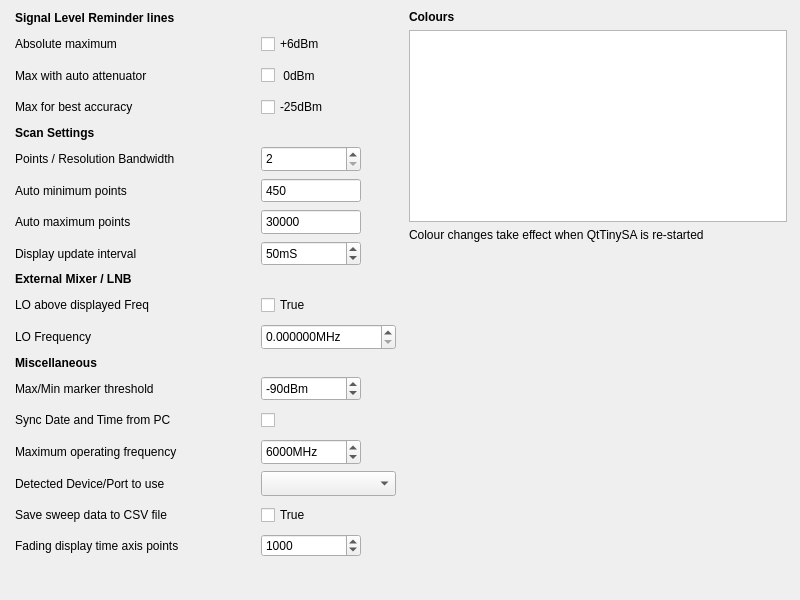
g4ixt/QtTinySA, file src/QtTSAsettings.ui: the form before one commit.
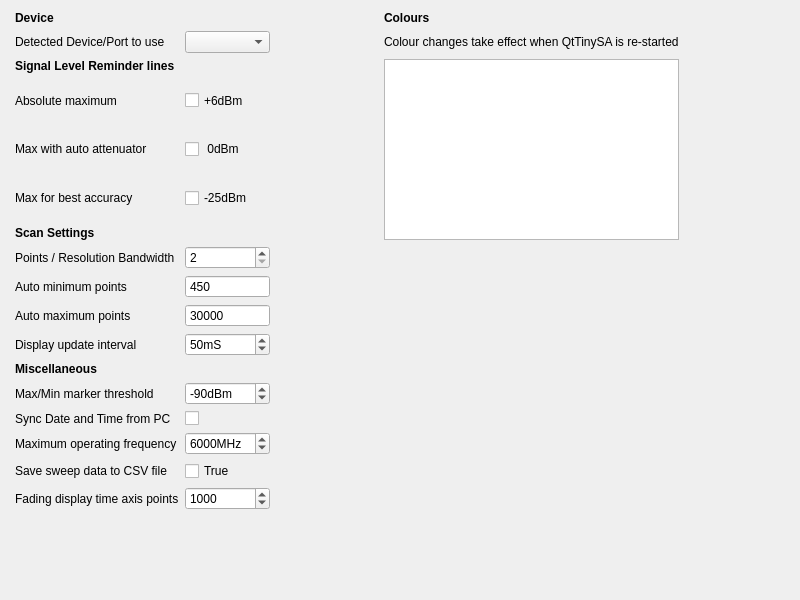
The form after the commit.

What changed in the file:
```diff
--- a/src/QtTSAsettings.ui
+++ b/src/QtTSAsettings.ui
@@ -18,33 +18,64 @@
     <rect>
      <x>15</x>
      <y>11</y>
-     <width>381</width>
-     <height>586</height>
+     <width>771</width>
+     <height>571</height>
     </rect>
    </property>
    <layout class="QGridLayout" name="gridLayout_2">
-    <item row="5" column="0">
-     <widget class="QLabel" name="label">
+    <item row="6" column="0">
+     <widget class="QLabel" name="label_8">
+      <property name="font">
+       <font>
+        <weight>75</weight>
+        <bold>true</bold>
+       </font>
+      </property>
       <property name="text">
-       <string>Points / Resolution Bandwidth</string>
+       <string>Scan Settings</string>
       </property>
      </widget>
     </item>
-    <item row="19" column="0">
-     <spacer name="verticalSpacer_2">
-      <property name="orientation">
-       <enum>Qt::Vertical</enum>
-      </property>
-      <property name="sizeHint" stdset="0">
-       <size>
-        <width>20</width>
-        <height>40</height>
-       </size>
-      </property>
-     </spacer>
-    </item>
     <item row="12" column="0">
-     <widget class="QLabel" name="label_13">
+     <widget class="QLabel" name="label_2">
+      <property name="text">
+       <string>Max/Min marker threshold</string>
+      </property>
+     </widget>
+    </item>
+    <item row="16" column="1">
+     <widget class="QSpinBox" name="timePoints">
+      <property name="maximumSize">
+       <size>
+        <width>100</width>
+        <height>16777215</height>
+       </size>
+      </property>
+      <property name="toolTip">
+       <string>Uses about 1MB memory / 1000 points</string>
+      </property>
+      <property name="suffix">
+       <string/>
+      </property>
+      <property name="minimum">
+       <number>100</number>
+      </property>
+      <property name="maximum">
+       <number>100000</number>
+      </property>
+      <property name="singleStep">
+       <number>1000</number>
+      </property>
+      <property name="stepType">
+       <enum>QAbstractSpinBox::DefaultStepType</enum>
+      </property>
+      <property name="value">
+       <number>1000</number>
+      </property>
+     </widget>
+    </item>
+    <item row="2" column="0" colspan="2">
+     <widget class="QLabel" name="label_6">
       <property name="font">
        <font>
         <weight>75</weight>
@@ -52,110 +83,11 @@
        </font>
       </property>
       <property name="text">
-       <string>Miscellaneous</string>
+       <string>Signal Level Reminder lines</string>
       </property>
      </widget>
     </item>
-    <item row="14" column="0">
-     <widget class="QLabel" name="label_17">
-      <property name="text">
-       <string>Sync Date and Time from PC</string>
-      </property>
-     </widget>
-    </item>
-    <item row="16" column="0">
-     <widget class="QLabel" name="label_18">
-      <property name="text">
-       <string>Detected Device/Port to use</string>
-      </property>
-     </widget>
-    </item>
-    <item row="3" column="0">
-     <widget class="QLabel" name="label_9">
-      <property name="text">
-       <string>Max for best accuracy</string>
-      </property>
-     </widget>
-    </item>
-    <item row="6" column="1">
-     <widget class="QSpinBox" name="minPoints">
-      <property name="sizePolicy">
-       <sizepolicy hsizetype="Preferred" vsizetype="Expanding">
-        <horstretch>0</horstretch>
-        <verstretch>0</verstretch>
-       </sizepolicy>
-      </property>
-      <property name="maximumSize">
-       <size>
-        <width>100</width>
-        <height>16777215</height>
-       </size>
-      </property>
-      <property name="buttonSymbols">
-       <enum>QAbstractSpinBox::NoButtons</enum>
-      </property>
-      <property name="minimum">
-       <number>25</number>
-      </property>
-      <property name="maximum">
-       <number>450</number>
-      </property>
-      <property name="value">
-       <number>450</number>
-      </property>
-     </widget>
-    </item>
-    <item row="2" column="1">
-     <widget class="QCheckBox" name="zeroLine">
-      <property name="sizePolicy">
-       <sizepolicy hsizetype="Preferred" vsizetype="Expanding">
-        <horstretch>0</horstretch>
-        <verstretch>0</verstretch>
-       </sizepolicy>
-      </property>
-      <property name="text">
-       <string> 0dBm</string>
-      </property>
-      <property name="checked">
-       <bool>false</bool>
-      </property>
-     </widget>
-    </item>
-    <item row="15" column="1">
-     <widget class="QSpinBox" name="maxFreqBox">
-      <property name="sizePolicy">
-       <sizepolicy hsizetype="Preferred" vsizetype="Expanding">
-        <horstretch>0</horstretch>
-        <verstretch>0</verstretch>
-       </sizepolicy>
-      </property>
-      <property name="maximumSize">
-       <size>
-        <width>100</width>
-        <height>16777215</height>
-       </size>
-      </property>
-      <property name="toolTip">
-       <string>Maximum Frequency allowed.  Note: TinySA-Ultra is not calibrated above 6GHz </string>
-      </property>
-      <property name="suffix">
-       <string>MHz</string>
-      </property>
-      <property name="minimum">
-       <number>350</number>
-      </property>
-      <property name="maximum">
-       <number>20000</number>
-      </property>
-      <property name="singleStep">
-       <number>100</number>
-      </property>
-      <property name="value">
-       <number>6000</number>
-      </property>
-     </widget>
-    </item>
-    <item row="13" column="1">
+    <item row="12" column="1">
      <widget class="QSpinBox" name="peakThreshold">
       <property name="sizePolicy">
        <sizepolicy hsizetype="Preferred" vsizetype="Expanding">
@@ -191,22 +123,8 @@
       </property>
      </widget>
     </item>
-    <item row="11" column="0">
-     <widget class="QLabel" name="label_16">
-      <property name="text">
-       <string>LO Frequency</string>
-      </property>
-     </widget>
-    </item>
-    <item row="7" column="0">
-     <widget class="QLabel" name="label_4">
-      <property name="text">
-       <string>Auto maximum points</string>
-      </property>
-     </widget>
-    </item>
-    <item row="10" column="1">
-     <widget class="QCheckBox" name="highLO">
+    <item row="15" column="1">
+     <widget class="QCheckBox" name="saveSweep">
       <property name="sizePolicy">
        <sizepolicy hsizetype="Preferred" vsizetype="Expanding">
         <horstretch>0</horstretch>
@@ -218,49 +136,7 @@
       </property>
      </widget>
     </item>
-    <item row="7" column="1">
-     <widget class="QSpinBox" name="maxPoints">
-      <property name="sizePolicy">
-       <sizepolicy hsizetype="Preferred" vsizetype="Expanding">
-        <horstretch>0</horstretch>
-        <verstretch>0</verstretch>
-       </sizepolicy>
-      </property>
-      <property name="maximumSize">
-       <size>
-        <width>100</width>
-        <height>16777215</height>
-       </size>
-      </property>
-      <property name="buttonSymbols">
-       <enum>QAbstractSpinBox::NoButtons</enum>
-      </property>
-      <property name="minimum">
-       <number>25</number>
-      </property>
-      <property name="maximum">
-       <number>100000</number>
-      </property>
-      <property name="value">
-       <number>30000</number>
-      </property>
-     </widget>
-    </item>
-    <item row="10" column="0">
-     <widget class="QLabel" name="label_15">
-      <property name="text">
-       <string>LO above displayed Freq</string>
-      </property>
-     </widget>
-    </item>
-    <item row="17" column="0">
-     <widget class="QLabel" name="label_20">
-      <property name="text">
-       <string>Save sweep data to CSV file</string>
-      </property>
-     </widget>
-    </item>
-    <item row="1" column="1">
+    <item row="3" column="1">
      <widget class="QCheckBox" name="plus6Line">
       <property name="sizePolicy">
        <sizepolicy hsizetype="Preferred" vsizetype="Expanding">
@@ -276,70 +152,92 @@
       </property>
      </widget>
     </item>
+    <item row="9" column="0">
+     <widget class="QLabel" name="label_4">
+      <property name="text">
+       <string>Auto maximum points</string>
+      </property>
+     </widget>
+    </item>
+    <item row="1" column="0">
+     <widget class="QLabel" name="label_18">
+      <property name="text">
+       <string>Detected Device/Port to use</string>
+      </property>
+     </widget>
+    </item>
     <item row="13" column="0">
-     <widget class="QLabel" name="label_2">
+     <widget class="QLabel" name="label_17">
       <property name="text">
-       <string>Max/Min marker threshold</string>
+       <string>Sync Date and Time from PC</string>
       </property>
      </widget>
     </item>
-    <item row="16" column="1">
-     <widget class="QComboBox" name="deviceBox">
+    <item row="4" column="1">
+     <widget class="QCheckBox" name="zeroLine">
       <property name="sizePolicy">
        <sizepolicy hsizetype="Preferred" vsizetype="Expanding">
         <horstretch>0</horstretch>
         <verstretch>0</verstretch>
        </sizepolicy>
       </property>
-      <property name="toolTip">
-       <string>Select device to use if more than one is detected</string>
-      </property>
-     </widget>
-    </item>
-    <item row="17" column="1">
-     <widget class="QCheckBox" name="saveSweep">
-      <property name="sizePolicy">
-       <sizepolicy hsizetype="Preferred" vsizetype="Expanding">
-        <horstretch>0</horstretch>
-        <verstretch>0</verstretch>
-       </sizepolicy>
-      </property>
-      <property name="toolTip">
-       <string>Must be selected each time programme is run</string>
-      </property>
       <property name="text">
-       <string>True</string>
+       <string> 0dBm</string>
       </property>
-     </widget>
-    </item>
-    <item row="2" column="0">
-     <widget class="QLabel" name="label_10">
-      <property name="text">
-       <string>Max with auto attenuator</string>
-      </property>
-     </widget>
-    </item>
-    <item row="14" column="1">
-     <widget class="QCheckBox" name="syncTime">
-      <property name="sizePolicy">
-       <sizepolicy hsizetype="Preferred" vsizetype="Expanding">
-        <horstretch>0</horstretch>
-        <verstretch>0</verstretch>
-       </sizepolicy>
-      </property>
-      <property name="text">
-       <string/>
-      </property>
-     </widget>
-    </item>
-    <item row="8" column="0">
-     <widget class="QLabel" name="label_19">
-      <property name="text">
-       <string>Display update interval</string>
+      <property name="checked">
+       <bool>false</bool>
       </property>
      </widget>
     </item>
     <item row="8" column="1">
+     <widget class="QSpinBox" name="minPoints">
+      <property name="sizePolicy">
+       <sizepolicy hsizetype="Preferred" vsizetype="Expanding">
+        <horstretch>0</horstretch>
+        <verstretch>0</verstretch>
+       </sizepolicy>
+      </property>
+      <property name="maximumSize">
+       <size>
+        <width>100</width>
+        <height>16777215</height>
+       </size>
+      </property>
+      <property name="buttonSymbols">
+       <enum>QAbstractSpinBox::NoButtons</enum>
+      </property>
+      <property name="minimum">
+       <number>25</number>
+      </property>
+      <property name="maximum">
+       <number>450</number>
+      </property>
+      <property name="value">
+       <number>450</number>
+      </property>
+     </widget>
+    </item>
+    <item row="15" column="0">
+     <widget class="QLabel" name="label_20">
+      <property name="text">
+       <string>Save sweep data to CSV file</string>
+      </property>
+     </widget>
+    </item>
+    <item row="11" column="0">
+     <widget class="QLabel" name="label_13">
+      <property name="font">
+       <font>
+        <weight>75</weight>
+        <bold>true</bold>
+       </font>
+      </property>
+      <property name="text">
+       <string>Miscellaneous</string>
+      </property>
+     </widget>
+    </item>
+    <item row="10" column="1">
      <widget class="QSpinBox" name="intervalBox">
       <property name="sizePolicy">
        <sizepolicy hsizetype="Preferred" vsizetype="Expanding">
@@ -373,28 +271,198 @@
       </property>
      </widget>
     </item>
-    <item row="6" column="0">
-     <widget class="QLabel" name="label_3">
+    <item row="14" column="1">
+     <widget class="QSpinBox" name="maxFreqBox">
+      <property name="sizePolicy">
+       <sizepolicy hsizetype="Preferred" vsizetype="Expanding">
+        <horstretch>0</horstretch>
+        <verstretch>0</verstretch>
+       </sizepolicy>
+      </property>
+      <property name="maximumSize">
+       <size>
+        <width>100</width>
+        <height>16777215</height>
+       </size>
+      </property>
+      <property name="toolTip">
+       <string>Maximum Frequency allowed.  Note: TinySA-Ultra is not calibrated above 6GHz </string>
+      </property>
+      <property name="suffix">
+       <string>MHz</string>
+      </property>
+      <property name="minimum">
+       <number>350</number>
+      </property>
+      <property name="maximum">
+       <number>20000</number>
+      </property>
+      <property name="singleStep">
+       <number>100</number>
+      </property>
+      <property name="value">
+       <number>6000</number>
+      </property>
+     </widget>
+    </item>
+    <item row="13" column="1">
+     <widget class="QCheckBox" name="syncTime">
+      <property name="sizePolicy">
+       <sizepolicy hsizetype="Preferred" vsizetype="Expanding">
+        <horstretch>0</horstretch>
+        <verstretch>0</verstretch>
+       </sizepolicy>
+      </property>
       <property name="text">
-       <string>Auto minimum points</string>
+       <string/>
       </property>
      </widget>
     </item>
-    <item row="1" column="0">
-     <widget class="QLabel" name="label_11">
+    <item row="7" column="0">
+     <widget class="QLabel" name="label">
       <property name="text">
-       <string>Absolute maximum</string>
+       <string>Points / Resolution Bandwidth</string>
       </property>
      </widget>
     </item>
-    <item row="15" column="0">
+    <item row="3" column="2">
+     <spacer name="horizontalSpacer_2">
+      <property name="orientation">
+       <enum>Qt::Horizontal</enum>
+      </property>
+      <property name="sizeHint" stdset="0">
+       <size>
+        <width>40</width>
+        <height>20</height>
+       </size>
+      </property>
+     </spacer>
+    </item>
+    <item row="9" column="1">
+     <widget class="QSpinBox" name="maxPoints">
+      <property name="sizePolicy">
+       <sizepolicy hsizetype="Preferred" vsizetype="Expanding">
+        <horstretch>0</horstretch>
+        <verstretch>0</verstretch>
+       </sizepolicy>
+      </property>
+      <property name="maximumSize">
+       <size>
+        <width>100</width>
+        <height>16777215</height>
+       </size>
+      </property>
+      <property name="buttonSymbols">
+       <enum>QAbstractSpinBox::NoButtons</enum>
+      </property>
+      <property name="minimum">
+       <number>25</number>
+      </property>
+      <property name="maximum">
+       <number>100000</number>
+      </property>
+      <property name="value">
+       <number>30000</number>
+      </property>
+     </widget>
+    </item>
+    <item row="5" column="0">
+     <widget class="QLabel" name="label_9">
+      <property name="text">
+       <string>Max for best accuracy</string>
+      </property>
+     </widget>
+    </item>
+    <item row="5" column="1">
+     <widget class="QCheckBox" name="neg25Line">
+      <property name="sizePolicy">
+       <sizepolicy hsizetype="Preferred" vsizetype="Expanding">
+        <horstretch>0</horstretch>
+        <verstretch>0</verstretch>
+       </sizepolicy>
+      </property>
+      <property name="text">
+       <string>-25dBm</string>
+      </property>
+      <property name="checked">
+       <bool>false</bool>
+      </property>
+     </widget>
+    </item>
+    <item row="17" column="0">
+     <spacer name="verticalSpacer_5">
+      <property name="orientation">
+       <enum>Qt::Vertical</enum>
+      </property>
+      <property name="sizeHint" stdset="0">
+       <size>
+        <width>20</width>
+        <height>40</height>
+       </size>
+      </property>
+     </spacer>
+    </item>
+    <item row="3" column="4">
+     <spacer name="horizontalSpacer">
+      <property name="orientation">
+       <enum>Qt::Horizontal</enum>
+      </property>
+      <property name="sizeHint" stdset="0">
+       <size>
+        <width>40</width>
+        <height>20</height>
+       </size>
+      </property>
+     </spacer>
+    </item>
+    <item row="10" column="0">
+     <widget class="QLabel" name="label_19">
+      <property name="text">
+       <string>Display update interval</string>
+      </property>
+     </widget>
+    </item>
+    <item row="14" column="0">
      <widget class="QLabel" name="label_7">
       <property name="text">
        <string>Maximum operating frequency</string>
       </property>
      </widget>
     </item>
-    <item row="9" column="0" colspan="2">
+    <item row="18" column="0">
+     <spacer name="verticalSpacer_4">
+      <property name="orientation">
+       <enum>Qt::Vertical</enum>
+      </property>
+      <property name="sizeHint" stdset="0">
+       <size>
+        <width>20</width>
+        <height>40</height>
+       </size>
+      </property>
+     </spacer>
+    </item>
+    <item row="4" column="0">
+     <widget class="QLabel" name="label_10">
+      <property name="text">
+       <string>Max with auto attenuator</string>
+      </property>
+     </widget>
+    </item>
+    <item row="1" column="1">
+     <widget class="QComboBox" name="deviceBox">
+      <property name="sizePolicy">
+       <sizepolicy hsizetype="Preferred" vsizetype="Expanding">
+        <horstretch>0</horstretch>
+        <verstretch>0</verstretch>
+       </sizepolicy>
+      </property>
+      <property name="toolTip">
+       <string>Select device to use if more than one is detected</string>
+      </property>
+     </widget>
+    </item>
+    <item row="0" column="0">
      <widget class="QLabel" name="label_14">
       <property name="font">
        <font>
@@ -403,53 +471,18 @@
        </font>
       </property>
       <property name="text">
-       <string>External Mixer / LNB</string>
+       <string>Device</string>
       </property>
      </widget>
     </item>
-    <item row="4" column="0">
-     <widget class="QLabel" name="label_8">
-      <property name="font">
-       <font>
-        <weight>75</weight>
-        <bold>true</bold>
-       </font>
-      </property>
+    <item row="3" column="0">
+     <widget class="QLabel" name="label_11">
       <property name="text">
-       <string>Scan Settings</string>
+       <string>Absolute maximum</string>
       </property>
      </widget>
     </item>
-    <item row="3" column="1">
-     <widget class="QCheckBox" name="neg25Line">
-      <property name="sizePolicy">
-       <sizepolicy hsizetype="Preferred" vsizetype="Expanding">
-        <horstretch>0</horstretch>
-        <verstretch>0</verstretch>
-       </sizepolicy>
-      </property>
-      <property name="text">
-       <string>-25dBm</string>
-      </property>
-      <property name="checked">
-       <bool>false</bool>
-      </property>
-     </widget>
-    </item>
-    <item row="0" column="0" colspan="2">
-     <widget class="QLabel" name="label_6">
-      <property name="font">
-       <font>
-        <weight>75</weight>
-        <bold>true</bold>
-       </font>
-      </property>
-      <property name="text">
-       <string>Signal Level Reminder lines</string>
-      </property>
-     </widget>
-    </item>
-    <item row="5" column="1">
+    <item row="7" column="1">
      <widget class="QSpinBox" name="rbw_x">
       <property name="sizePolicy">
        <sizepolicy hsizetype="Preferred" vsizetype="Expanding">
@@ -474,105 +507,21 @@
       </property>
      </widget>
     </item>
-    <item row="11" column="1">
-     <widget class="QDoubleSpinBox" name="freqLO">
-      <property name="sizePolicy">
-       <sizepolicy hsizetype="Preferred" vsizetype="Expanding">
-        <horstretch>0</horstretch>
-        <verstretch>0</verstretch>
-       </sizepolicy>
-      </property>
-      <property name="suffix">
-       <string>MHz</string>
-      </property>
-      <property name="decimals">
-       <number>6</number>
-      </property>
-      <property name="minimum">
-       <double>0.000000000000000</double>
-      </property>
-      <property name="maximum">
-       <double>100000.000000000000000</double>
-      </property>
-      <property name="value">
-       <double>0.000000000000000</double>
-      </property>
-     </widget>
-    </item>
-    <item row="18" column="0">
+    <item row="16" column="0">
      <widget class="QLabel" name="label_21">
       <property name="text">
        <string>Fading display time axis points</string>
       </property>
      </widget>
     </item>
-    <item row="18" column="1">
-     <widget class="QSpinBox" name="timePoints">
-      <property name="maximumSize">
-       <size>
-        <width>100</width>
-        <height>16777215</height>
-       </size>
-      </property>
-      <property name="toolTip">
-       <string>Uses about 1MB memory / 1000 points</string>
-      </property>
-      <property name="suffix">
-       <string/>
-      </property>
-      <property name="minimum">
-       <number>100</number>
-      </property>
-      <property name="maximum">
-       <number>100000</number>
-      </property>
-      <property name="singleStep">
-       <number>1000</number>
-      </property>
-      <property name="stepType">
-       <enum>QAbstractSpinBox::DefaultStepType</enum>
-      </property>
-      <property name="value">
-       <number>1000</number>
-      </property>
-     </widget>
-    </item>
-   </layout>
-  </widget>
-  <widget class="QWidget" name="gridLayoutWidget">
-   <property name="geometry">
-    <rect>
-     <x>409</x>
-     <y>10</y>
-     <width>378</width>
-     <height>581</height>
-    </rect>
-   </property>
-   <layout class="QGridLayout" name="gridLayout">
-    <item row="3" column="0">
-     <spacer name="verticalSpacer">
-      <property name="orientation">
-       <enum>Qt::Vertical</enum>
-      </property>
-      <property name="sizeHint" stdset="0">
-       <size>
-        <width>20</width>
-        <height>40</height>
-       </size>
-      </property>
-     </spacer>
-    </item>
-    <item row="1" column="0">
-     <widget class="QTableView" name="colourTable"/>
-    </item>
-    <item row="2" column="0">
-     <widget class="QLabel" name="label_12">
+    <item row="8" column="0">
+     <widget class="QLabel" name="label_3">
       <property name="text">
-       <string>Colour changes take effect when QtTinySA is re-started</string>
+       <string>Auto minimum points</string>
       </property>
      </widget>
     </item>
-    <item row="0" column="0">
+    <item row="0" column="3">
      <widget class="QLabel" name="label_5">
       <property name="font">
        <font>
@@ -585,18 +534,15 @@
       </property>
      </widget>
     </item>
-    <item row="4" column="0">
-     <spacer name="verticalSpacer_3">
-      <property name="orientation">
-       <enum>Qt::Vertical</enum>
+    <item row="1" column="3">
+     <widget class="QLabel" name="label_12">
+      <property name="text">
+       <string>Colour changes take effect when QtTinySA is re-started</string>
       </property>
-      <property name="sizeHint" stdset="0">
-       <size>
-        <width>20</width>
-        <height>40</height>
-       </size>
-      </property>
-     </spacer>
+     </widget>
+    </item>
+    <item row="2" column="3" rowspan="5">
+     <widget class="QTableView" name="colourTable"/>
     </item>
    </layout>
   </widget>
```
Left out of the diff: 3 changed lines with no effect on the pictures.
